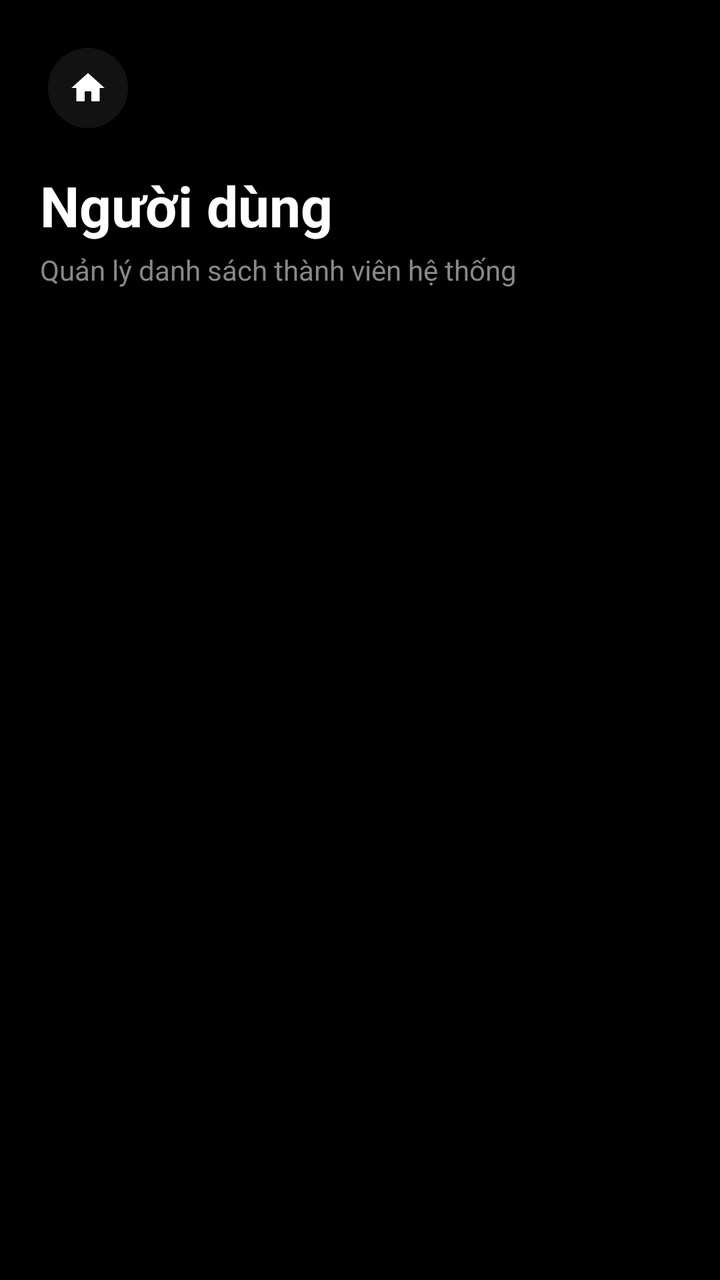
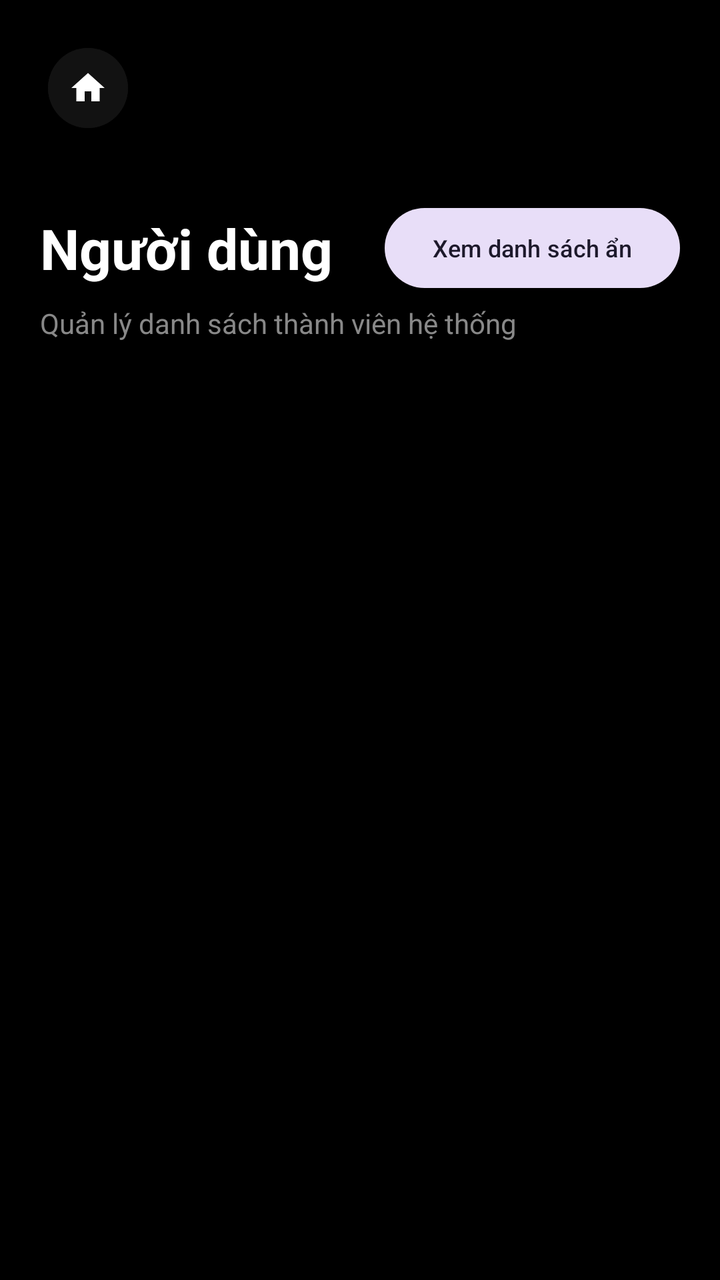

Screens rendered from an Android XML layout before and after an edit, with the pre-edit source and the edit as a unified diff.
<!-- AndroidManifest.xml: application theme Theme.AppReadingBook -->
<!-- res/layout/activity_manage_users.xml -->
<?xml version="1.0" encoding="utf-8"?>
<androidx.constraintlayout.widget.ConstraintLayout xmlns:android="http://schemas.android.com/apk/res/android"
    xmlns:app="http://schemas.android.com/apk/res-auto"
    android:layout_width="match_parent"
    android:layout_height="match_parent"
    android:background="@color/background">

    
    <LinearLayout
        android:id="@+id/layoutHeader"
        android:layout_width="match_parent"
        android:layout_height="wrap_content"
        android:orientation="vertical"
        android:padding="20dp"
        app:layout_constraintTop_toTopOf="parent">

        <com.google.android.material.button.MaterialButton
            android:id="@+id/btnBack"
            style="@style/Widget.Material3.Button.IconButton"
            android:layout_width="48dp"
            android:layout_height="48dp"
            android:layout_marginBottom="16dp"
            app:icon="@drawable/ic_home"
            app:iconTint="@color/white"
            android:backgroundTint="@color/surface" />

        <TextView
            android:id="@+id/txtTitle"
            android:layout_width="wrap_content"
            android:layout_height="wrap_content"
            android:text="Người dùng"
            android:textSize="28sp"
            android:textStyle="bold"
            android:textColor="@color/white" />

        <TextView
            android:layout_width="wrap_content"
            android:layout_height="wrap_content"
            android:text="Quản lý danh sách thành viên hệ thống"
            android:textSize="14sp"
            android:textColor="@color/gray"
            android:layout_marginTop="4dp"/>
    </LinearLayout>

    <androidx.recyclerview.widget.RecyclerView
        android:id="@+id/rvUsers"
        android:layout_width="0dp"
        android:layout_height="0dp"
        android:layout_marginTop="16dp"
        android:paddingHorizontal="10dp"
        android:clipToPadding="false"
        app:layout_constraintTop_toBottomOf="@id/layoutHeader"
        app:layout_constraintBottom_toBottomOf="parent"
        app:layout_constraintStart_toStartOf="parent"
        app:layout_constraintEnd_toEndOf="parent" />

</androidx.constraintlayout.widget.ConstraintLayout>
<!-- resources referenced by this layout -->
<resources>
  <color name="background">#000000</color>
  <color name="gray">#888888</color>
  <color name="surface">#121212</color>
  <color name="white">#FFFFFF</color>
  <!-- drawable ic_home (drawable) -->
  <?xml version="1.0" encoding="utf-8"?>
  <vector xmlns:android="http://schemas.android.com/apk/res/android"
      android:width="24dp"
      android:height="24dp"
      android:viewportWidth="24"
      android:viewportHeight="24">
      <path
          android:fillColor="#E0E0E0"
          android:pathData="M10,20V14H14V20H19V12H22L12,3L2,12H5V20H10Z" />
  </vector>
  <style name="Theme.AppReadingBook" parent="Base.Theme.AppReadingBook" />
  <style name="Base.Theme.AppReadingBook" parent="Theme.Material3.DayNight.NoActionBar">
          
          <item name="colorPrimary">@color/primary</item>
          <item name="colorOnPrimary">@color/on_primary</item>
          <item name="colorPrimaryContainer">@color/primary_container</item>
          <item name="colorOnPrimaryContainer">@color/white</item>
  
          
          <item name="colorSecondary">@color/secondary</item>
          <item name="colorOnSecondary">@color/on_secondary</item>
  
          
          <item name="android:windowBackground">@color/background</item>
          <item name="colorSurface">@color/surface</item>
          <item name="colorOnSurface">@color/on_surface</item>
          <item name="colorSurfaceVariant">@color/surface_variant</item>
          <item name="colorOnSurfaceVariant">@color/on_surface_variant</item>
  
          
          <item name="android:statusBarColor">@color/black</item>
          <item name="android:windowLightStatusBar" tools:targetApi="m">false</item>
      </style>
  <color name="primary">#E0E0E0</color>
  <color name="on_primary">#000000</color>
  <color name="primary_container">#333333</color>
  <color name="secondary">#BB86FC</color>
  <color name="on_secondary">#000000</color>
  <color name="on_surface">#FFFFFF</color>
  <color name="surface_variant">#2C2C2C</color>
  <color name="on_surface_variant">#B0B0B0</color>
  <color name="black">#000000</color>
</resources>

<!-- the commit's change to res/layout/activity_manage_users.xml (unified diff, before → after) -->
@@ -24,14 +24,32 @@
             app:iconTint="@color/white"
             android:backgroundTint="@color/surface" />
 
-        <TextView
-            android:id="@+id/txtTitle"
-            android:layout_width="wrap_content"
+        <LinearLayout
+            android:layout_width="match_parent"
             android:layout_height="wrap_content"
-            android:text="Người dùng"
-            android:textSize="28sp"
-            android:textStyle="bold"
-            android:textColor="@color/white" />
+            android:orientation="horizontal"
+            android:gravity="center_vertical"
+            android:layout_marginTop="16dp">
+
+            <TextView
+                android:id="@+id/txtTitle"
+                android:layout_width="0dp"
+                android:layout_height="wrap_content"
+                android:layout_weight="1"
+                android:text="Người dùng"
+                android:textSize="28sp"
+                android:textStyle="bold"
+                android:textColor="@color/white" />
+
+            <com.google.android.material.button.MaterialButton
+                android:id="@+id/btnToggleView"
+                style="@style/Widget.Material3.Button.TonalButton"
+                android:layout_width="wrap_content"
+                android:layout_height="wrap_content"
+                android:text="Xem danh sách ẩn"
+                android:textSize="12sp"
+                app:cardCornerRadius="8dp" />
+        </LinearLayout>
 
         <TextView
             android:layout_width="wrap_content"
@@ -54,4 +72,14 @@
         app:layout_constraintStart_toStartOf="parent"
         app:layout_constraintEnd_toEndOf="parent" />
 
+    <ProgressBar
+        android:id="@+id/progressBar"
+        android:layout_width="wrap_content"
+        android:layout_height="wrap_content"
+        android:visibility="gone"
+        app:layout_constraintTop_toTopOf="parent"
+        app:layout_constraintBottom_toBottomOf="parent"
+        app:layout_constraintStart_toStartOf="parent"
+        app:layout_constraintEnd_toEndOf="parent" />
+
 </androidx.constraintlayout.widget.ConstraintLayout>
